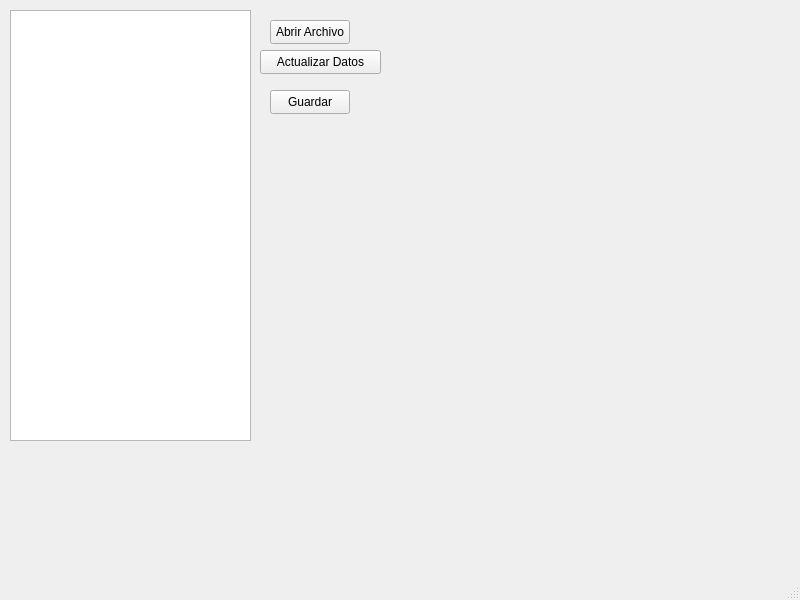
First picture: the form in Tarea4/Tienda/src/ui/mainwindow.ui, repository dieg0rtiz/Tareas-Progra-2, before the edit.
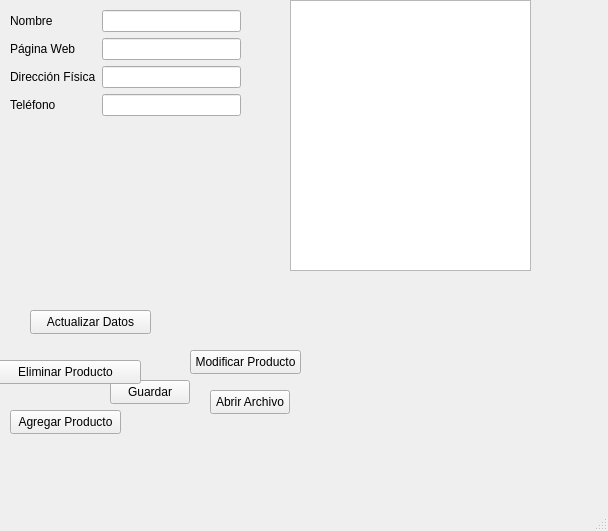
Second picture: the form after the edit.

Commit message: se agrega la funcionalidad para agregar, modificar y eliminar productos

Diff of the .ui file:
```diff
--- a/Tarea4/Tienda/src/ui/mainwindow.ui
+++ b/Tarea4/Tienda/src/ui/mainwindow.ui
@@ -6,8 +6,8 @@
    <rect>
     <x>0</x>
     <y>0</y>
-    <width>800</width>
-    <height>600</height>
+    <width>608</width>
+    <height>531</height>
    </rect>
   </property>
   <property name="windowTitle">
@@ -17,8 +17,8 @@
    <widget class="QPushButton" name="ActualizarDatos">
     <property name="geometry">
      <rect>
-      <x>260</x>
-      <y>50</y>
+      <x>30</x>
+      <y>310</y>
       <width>121</width>
       <height>24</height>
      </rect>
@@ -30,8 +30,8 @@
    <widget class="QPushButton" name="AbrirArchivo">
     <property name="geometry">
      <rect>
-      <x>270</x>
-      <y>20</y>
+      <x>210</x>
+      <y>390</y>
       <width>80</width>
       <height>24</height>
      </rect>
@@ -43,8 +43,8 @@
    <widget class="QPushButton" name="Guardar">
     <property name="geometry">
      <rect>
-      <x>270</x>
-      <y>90</y>
+      <x>110</x>
+      <y>380</y>
       <width>80</width>
       <height>24</height>
      </rect>
@@ -56,13 +56,120 @@
    <widget class="QTextBrowser" name="txtBrwsVentanaInfoTienda">
     <property name="geometry">
      <rect>
-      <x>10</x>
-      <y>10</y>
+      <x>290</x>
+      <y>0</y>
       <width>241</width>
-      <height>431</height>
+      <height>271</height>
      </rect>
     </property>
    </widget>
+   <widget class="QPushButton" name="AgregarProducto">
+    <property name="geometry">
+     <rect>
+      <x>10</x>
+      <y>410</y>
+      <width>111</width>
+      <height>24</height>
+     </rect>
+    </property>
+    <property name="text">
+     <string>Agregar Producto</string>
+    </property>
+   </widget>
+   <widget class="QPushButton" name="ModificarProducto">
+    <property name="geometry">
+     <rect>
+      <x>190</x>
+      <y>350</y>
+      <width>111</width>
+      <height>24</height>
+     </rect>
+    </property>
+    <property name="text">
+     <string>Modificar Producto</string>
+    </property>
+   </widget>
+   <widget class="QPushButton" name="EliminarProducto">
+    <property name="geometry">
+     <rect>
+      <x>-10</x>
+      <y>360</y>
+      <width>151</width>
+      <height>24</height>
+     </rect>
+    </property>
+    <property name="text">
+     <string>Eliminar Producto</string>
+    </property>
+   </widget>
+   <widget class="QWidget" name="formLayoutWidget">
+    <property name="geometry">
+     <rect>
+      <x>10</x>
+      <y>10</y>
+      <width>231</width>
+      <height>121</height>
+     </rect>
+    </property>
+    <layout class="QFormLayout" name="formLayout">
+     <item row="0" column="0">
+      <widget class="QLabel" name="labelNombreTienda">
+       <property name="text">
+        <string>Nombre</string>
+       </property>
+      </widget>
+     </item>
+     <item row="0" column="1">
+      <widget class="QLineEdit" name="txtNombreTienda">
+       <property name="maxLength">
+        <number>15</number>
+       </property>
+      </widget>
+     </item>
+     <item row="1" column="0">
+      <widget class="QLabel" name="labelPagWebTienda">
+       <property name="text">
+        <string>Página Web</string>
+       </property>
+      </widget>
+     </item>
+     <item row="1" column="1">
+      <widget class="QLineEdit" name="txtPagWebTienda">
+       <property name="maxLength">
+        <number>24</number>
+       </property>
+      </widget>
+     </item>
+     <item row="2" column="0">
+      <widget class="QLabel" name="labelDirFisTienda">
+       <property name="text">
+        <string>Dirección Física</string>
+       </property>
+      </widget>
+     </item>
+     <item row="2" column="1">
+      <widget class="QLineEdit" name="txtDirFisTienda">
+       <property name="maxLength">
+        <number>24</number>
+       </property>
+      </widget>
+     </item>
+     <item row="3" column="0">
+      <widget class="QLabel" name="labelTelefonoTienda">
+       <property name="text">
+        <string>Teléfono</string>
+       </property>
+      </widget>
+     </item>
+     <item row="3" column="1">
+      <widget class="QLineEdit" name="txtTelefonoTienda">
+       <property name="maxLength">
+        <number>8</number>
+       </property>
+      </widget>
+     </item>
+    </layout>
+   </widget>
   </widget>
   <widget class="QMenuBar" name="menubar">
    <property name="geometry">
```
Left out of the diff: 2 changed lines with no effect on the pictures. The commit also changes 18 other files.
